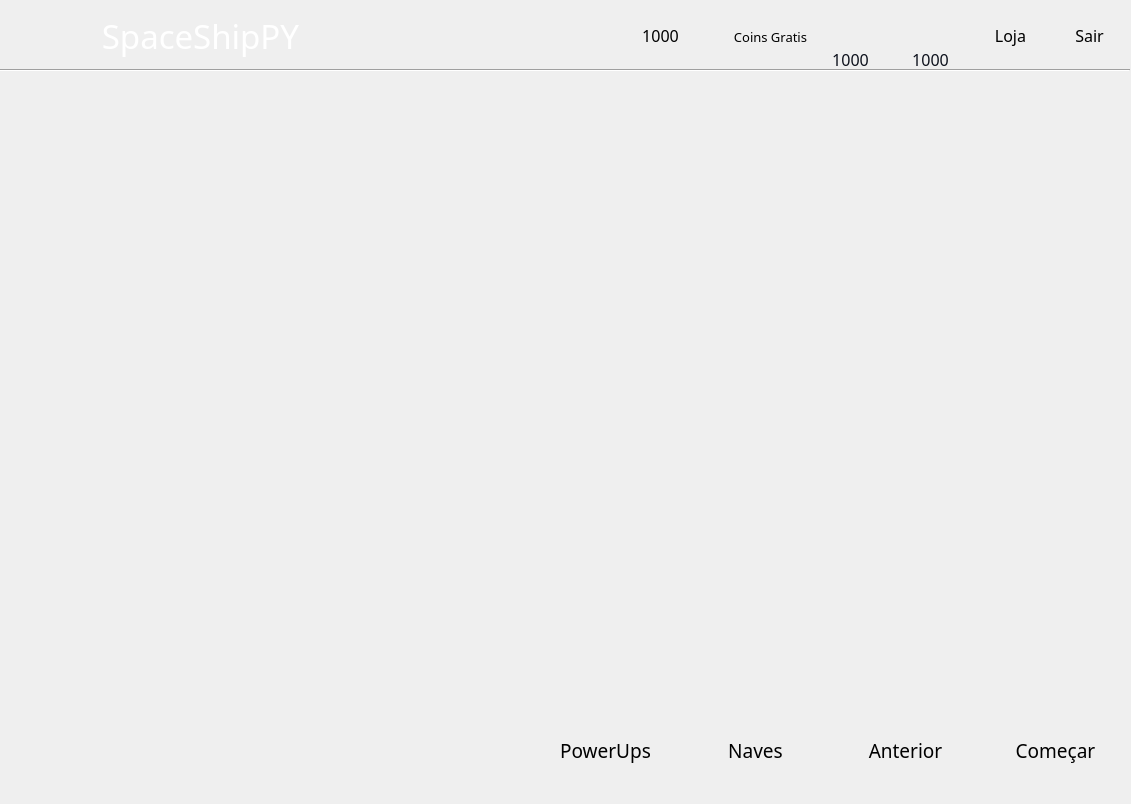
Qt form CoreGame/Menus/UI/MainMenu.ui (joaopteixeira/SpaceShipPY) before a commit.
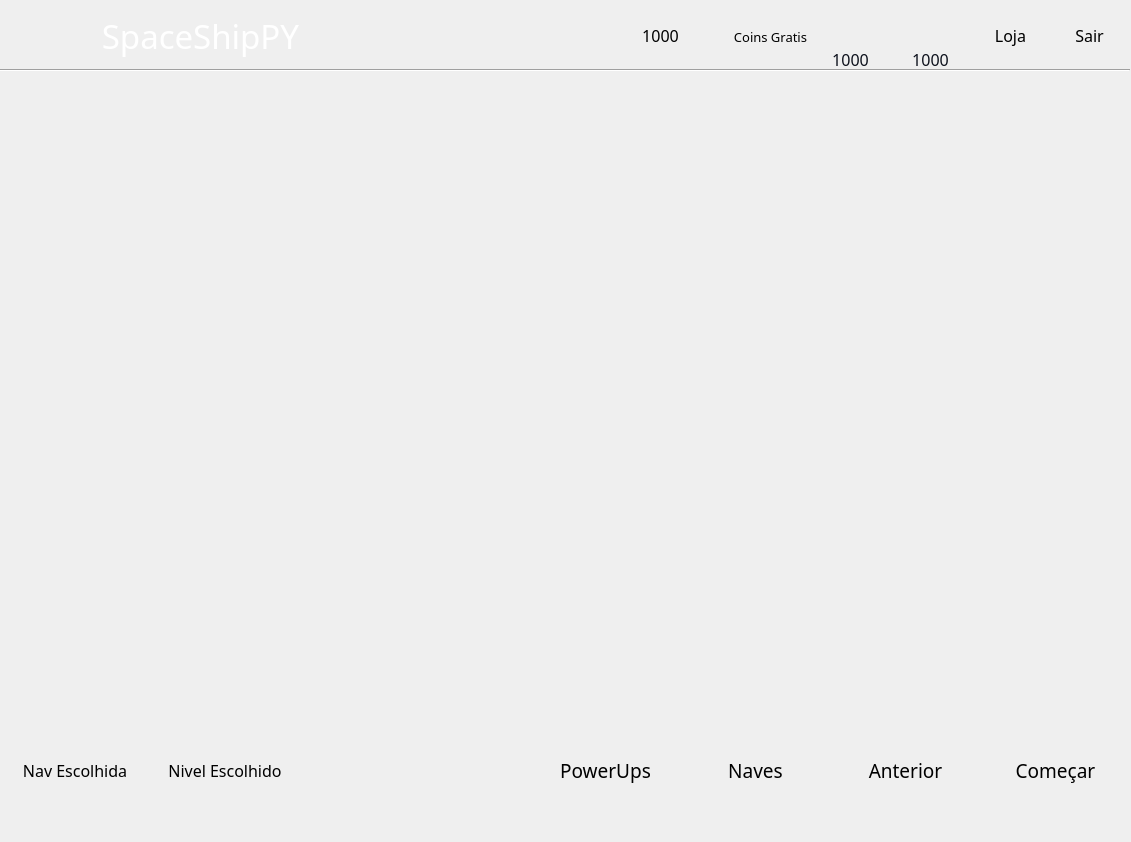
The same form after that commit.

```diff
--- a/CoreGame/Menus/UI/MainMenu.ui
+++ b/CoreGame/Menus/UI/MainMenu.ui
@@ -10,7 +10,7 @@
     <x>0</x>
     <y>0</y>
     <width>1131</width>
-    <height>804</height>
+    <height>842</height>
    </rect>
   </property>
   <property name="font">
@@ -55,7 +55,7 @@
      <x>0</x>
      <y>0</y>
      <width>1161</width>
-     <height>811</height>
+     <height>841</height>
     </rect>
    </property>
    <widget class="QWidget" name="barra" native="true">
@@ -245,7 +245,7 @@
       <x>980</x>
       <y>700</y>
       <width>151</width>
-      <height>101</height>
+      <height>141</height>
      </rect>
     </property>
     <property name="font">
@@ -289,7 +289,7 @@
       <x>830</x>
       <y>700</y>
       <width>151</width>
-      <height>101</height>
+      <height>141</height>
      </rect>
     </property>
     <property name="font">
@@ -316,7 +316,7 @@
       <x>680</x>
       <y>700</y>
       <width>151</width>
-      <height>101</height>
+      <height>141</height>
      </rect>
     </property>
     <property name="font">
@@ -343,7 +343,7 @@
       <x>530</x>
       <y>700</y>
       <width>151</width>
-      <height>101</height>
+      <height>141</height>
      </rect>
     </property>
     <property name="font">
@@ -364,6 +364,60 @@
      <bool>true</bool>
     </property>
    </widget>
+   <widget class="QPushButton" name="nav_baixo">
+    <property name="geometry">
+     <rect>
+      <x>0</x>
+      <y>700</y>
+      <width>150</width>
+      <height>141</height>
+     </rect>
+    </property>
+    <property name="font">
+     <font>
+      <family>Yu Gothic UI Semilight</family>
+      <pointsize>12</pointsize>
+      <weight>50</weight>
+      <bold>false</bold>
+     </font>
+    </property>
+    <property name="styleSheet">
+     <string notr="true">background-color:white;</string>
+    </property>
+    <property name="text">
+     <string>Nav Escolhida</string>
+    </property>
+    <property name="flat">
+     <bool>true</bool>
+    </property>
+   </widget>
+   <widget class="QPushButton" name="nivelescolhido">
+    <property name="geometry">
+     <rect>
+      <x>150</x>
+      <y>700</y>
+      <width>150</width>
+      <height>141</height>
+     </rect>
+    </property>
+    <property name="font">
+     <font>
+      <family>Yu Gothic UI Semilight</family>
+      <pointsize>12</pointsize>
+      <weight>50</weight>
+      <bold>false</bold>
+     </font>
+    </property>
+    <property name="styleSheet">
+     <string notr="true">background-color:white;</string>
+    </property>
+    <property name="text">
+     <string>Nivel Escolhido</string>
+    </property>
+    <property name="flat">
+     <bool>true</bool>
+    </property>
+   </widget>
   </widget>
  </widget>
  <resources/>
```
